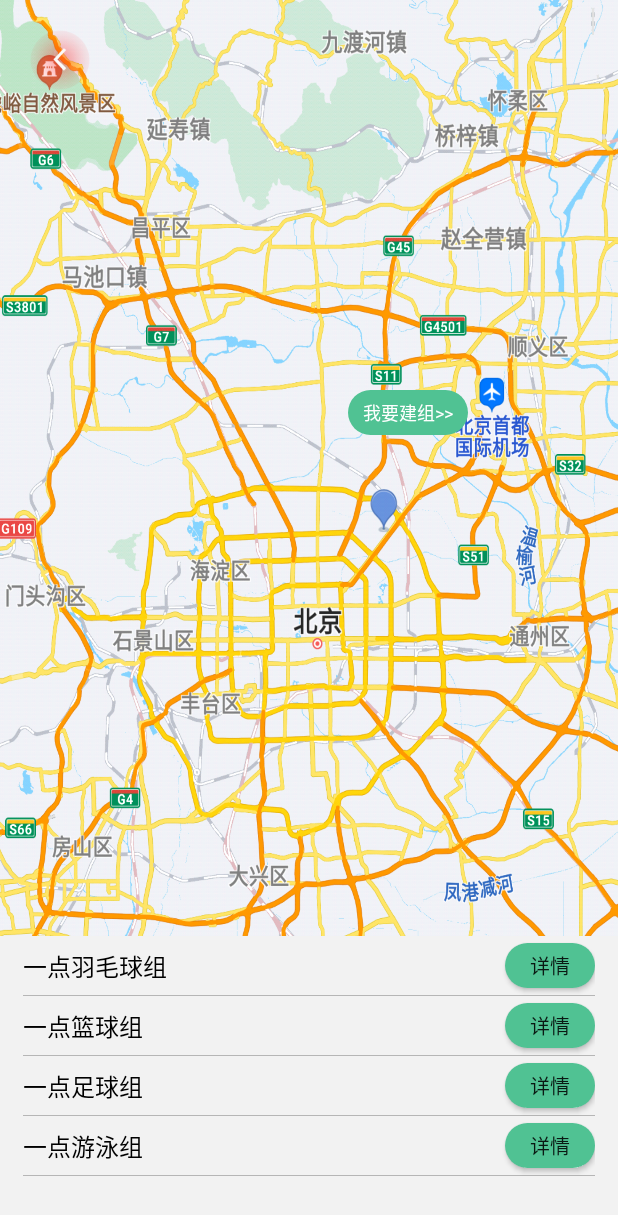
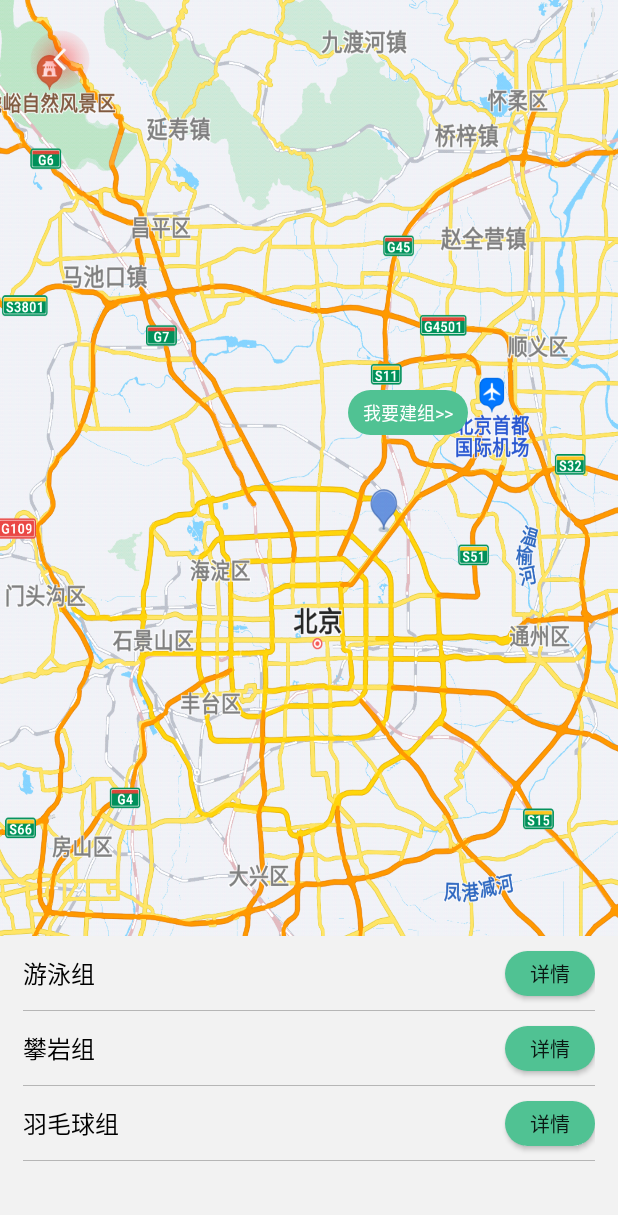
Before and after one commit to WeihaoJiang/sport, an Android app: the NearByActivity screen opened directly, with no data from a screen before it, after a tap on an icon or button, on a phone screen of 412 x 824 dp. Shown: the top 1215 px of the screen. Run offline under Robolectric (Android 15) with nearby library versions, the phone set to English and light mode, and no system bars; our stand-ins replace CircleImageView.

```diff
--- a/app/src/main/java/com/example/jiangweihao/sport/coding/activity/NearByActivity.java
+++ b/app/src/main/java/com/example/jiangweihao/sport/coding/activity/NearByActivity.java
@@ -78,10 +78,9 @@ public class NearByActivity extends AppCompatActivity implements View.OnClickLis
         mRecyclerView = findViewById(R.id.item_list);
         findViewById(R.id.back).setOnClickListener(this);
         findViewById(R.id.location).setOnClickListener(this);
-        itemNameList.add("一点羽毛球组");
-        itemNameList.add("一点篮球组");
-        itemNameList.add("一点足球组");
-        itemNameList.add("一点游泳组");
+        itemNameList.add("游泳组");
+        itemNameList.add("攀岩组");
+        itemNameList.add("羽毛球组");
 
         ItemAdapter adapter = new ItemAdapter(itemNameList);
         mRecyclerView.setLayoutManager(new LinearLayoutManager(this, LinearLayoutManager.VERTICAL, false));
--- a/app/src/main/res/layout/group_item.xml
+++ b/app/src/main/res/layout/group_item.xml
@@ -7,7 +7,7 @@
     android:layout_width="match_parent"
     android:paddingLeft="15dp"
     android:paddingRight="15dp"
-    android:layout_height="@dimen/dp_40">
+    android:layout_height="50dp">
 
     <TextView
         android:id="@+id/item_name"
```
